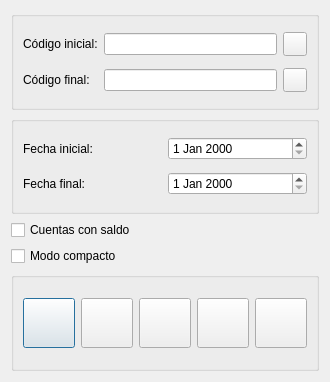
Above: cuadimprimayor.ui from DIBOSAJM/keme before the change. Below: the same form after it.
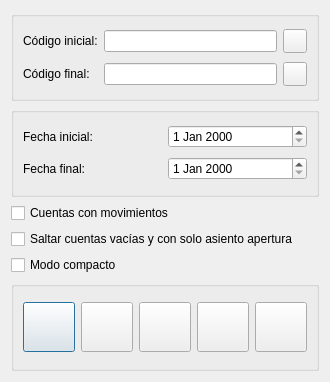
That is the form after the change. Icons and pictures are not drawn.

What changed in the file:
```diff
--- a/cuadimprimayor.ui
+++ b/cuadimprimayor.ui
@@ -228,7 +228,14 @@
    <item>
     <widget class="QCheckBox" name="csaldocheckBox">
      <property name="text">
-      <string>Cuentas con saldo</string>
+      <string>Cuentas con movimientos</string>
+     </property>
+    </widget>
+   </item>
+   <item>
+    <widget class="QCheckBox" name="saltar_apertura_checkBox">
+     <property name="text">
+      <string>Saltar cuentas vacías y con solo asiento apertura</string>
      </property>
     </widget>
    </item>
```
Left out of the diff: 9 changed lines with no effect on the pictures.
